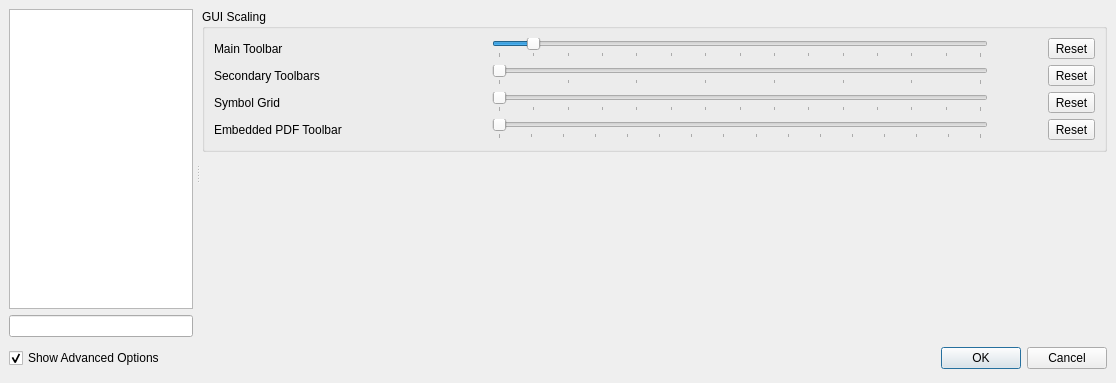
Before: the Qt Designer form src/configdialog.ui in texstudio-org/texstudio, drawn with Qt 5.
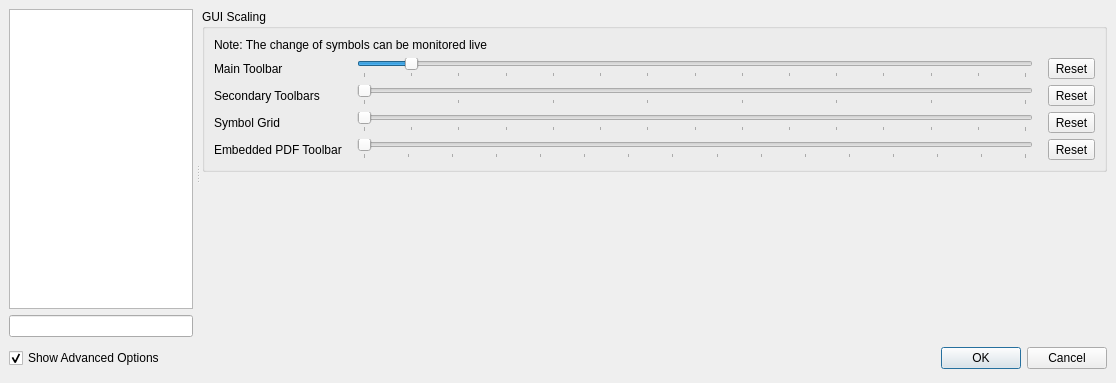
After: the same form once the commit is applied. The open tabs and pages were chosen to show the change. Icons and pictures are not drawn.

Commit message: narrow GUI Scaling config (#2753)

Diff of the .ui file:
```diff
--- a/src/configdialog.ui
+++ b/src/configdialog.ui
@@ -1348,11 +1348,18 @@
              <property name="title">
               <string>GUI Scaling</string>
              </property>
-             <layout class="QGridLayout">
+             <layout class="QGridLayout" columnstretch="0,1,1">
               <property name="horizontalSpacing">
-               <number>60</number>
+               <number>15</number>
               </property>
-              <item row="4" column="1" colspan="2">
+              <item row="0" column="0" colspan="3">
+               <widget class="QLabel" name="label_SlidersNote">
+                <property name="text">
+                 <string>Note: The change of symbols can be monitored live</string>
+                </property>
+               </widget>
+              </item>
+              <item row="5" column="1" colspan="2">
                <widget class="QSlider" name="horizontalSliderSymbol">
                 <property name="toolTip">
                  <string>This changes the scaling of the symbol grid (for high resolution displays).</string>
@@ -1383,28 +1390,28 @@
                 </property>
                </widget>
               </item>
-              <item row="0" column="0">
+              <item row="1" column="0">
                <widget class="QLabel" name="label_11">
                 <property name="text">
                  <string>Main Toolbar</string>
                 </property>
                </widget>
               </item>
-              <item row="0" column="3">
-               <widget class="QToolButton" name="tbRevertIcon">
-                <property name="text">
-                 <string>Reset</string>
-                </property>
-               </widget>
-              </item>
               <item row="1" column="3">
+               <widget class="QToolButton" name="tbRevertIcon">
+                <property name="text">
+                 <string>Reset</string>
+                </property>
+               </widget>
+              </item>
+              <item row="2" column="3">
                <widget class="QToolButton" name="tbRevertCentralIcon">
                 <property name="text">
                  <string>Reset</string>
                 </property>
                </widget>
               </item>
-              <item row="1" column="1" colspan="2">
+              <item row="2" column="1" colspan="2">
                <widget class="QSlider" name="horizontalSliderCentraIcon">
                 <property name="toolTip">
                  <string>This changes the scaling of the vertical toolbars (for high resolution displays).</string>
@@ -1426,7 +1433,7 @@
                 </property>
                </widget>
               </item>
-              <item row="0" column="1" colspan="2">
+              <item row="1" column="1" colspan="2">
                <widget class="QSlider" name="horizontalSliderIcon">
                 <property name="toolTip">
                  <string>This changes the scaling of the horizontal toolbars (for high resolution displays).</string>
@@ -1454,28 +1461,28 @@
                 </property>
                </widget>
               </item>
-              <item row="4" column="3">
+              <item row="5" column="3">
                <widget class="QToolButton" name="tbRevertSymbol">
                 <property name="text">
                  <string>Reset</string>
                 </property>
                </widget>
               </item>
-              <item row="4" column="0">
+              <item row="5" column="0">
                <widget class="QLabel" name="label_72">
                 <property name="text">
                  <string>Symbol Grid</string>
                 </property>
                </widget>
               </item>
-              <item row="1" column="0">
+              <item row="2" column="0">
                <widget class="QLabel" name="label_71">
                 <property name="text">
                  <string>Secondary Toolbars</string>
                 </property>
                </widget>
               </item>
-              <item row="5" column="1" colspan="2">
+              <item row="6" column="1" colspan="2">
                <widget class="QSlider" name="horizontalSliderPDF">
                 <property name="toolTip">
                  <string>&lt;html&gt;&lt;head/&gt;&lt;body&gt;&lt;p&gt;This changes the scaling of the toolbar of the embeded pdf viewer (for high resolution displays).&lt;/p&gt;&lt;/body&gt;&lt;/html&gt;</string>
@@ -1500,14 +1507,14 @@
                 </property>
                </widget>
               </item>
-              <item row="5" column="0">
+              <item row="6" column="0">
                <widget class="QLabel" name="label_87">
                 <property name="text">
                  <string>Embedded PDF Toolbar</string>
                 </property>
                </widget>
               </item>
-              <item row="5" column="3">
+              <item row="6" column="3">
                <widget class="QToolButton" name="tbRevertPDF">
                 <property name="text">
                  <string>Reset</string>
```
